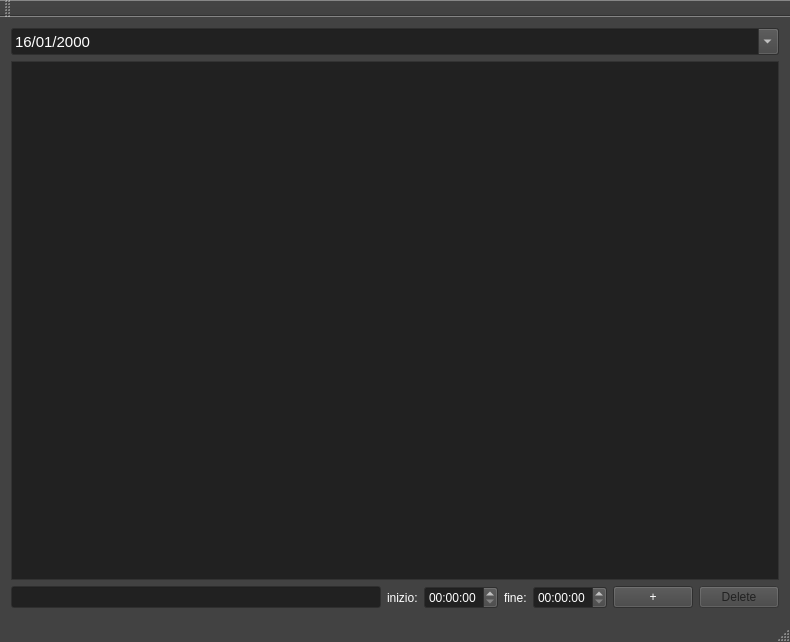
First picture: the form in mainwindow.ui, repository MarcoTrambusti/ActivityTracker, before the edit.
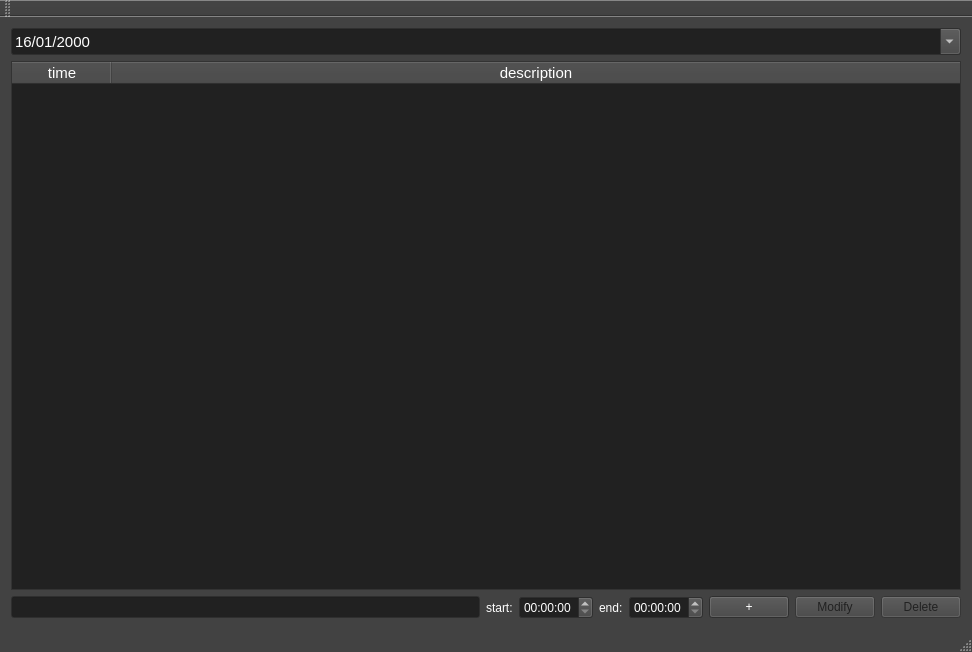
Second picture: the form after the edit.

Commit message: VAR: Changed listWidget to tableWidget, comments; ADD: modify activity method, sort activities by date

What changed in the file:
```diff
--- a/mainwindow.ui
+++ b/mainwindow.ui
@@ -9,8 +9,8 @@
    <rect>
     <x>0</x>
     <y>0</y>
-    <width>790</width>
-    <height>642</height>
+    <width>972</width>
+    <height>652</height>
    </rect>
   </property>
   <property name="palette">
@@ -475,9 +475,9 @@
              <colorrole role="WindowText">
               <brush brushstyle="SolidPattern">
                <color alpha="255">
-                <red>176</red>
-                <green>176</green>
-                <blue>176</blue>
+                <red>130</red>
+                <green>130</green>
+                <blue>130</blue>
                </color>
               </brush>
              </colorrole>
@@ -493,9 +493,9 @@
              <colorrole role="HighlightedText">
               <brush brushstyle="SolidPattern">
                <color alpha="255">
-                <red>145</red>
-                <green>145</green>
-                <blue>145</blue>
+                <red>61</red>
+                <green>61</green>
+                <blue>61</blue>
                </color>
               </brush>
              </colorrole>
@@ -504,9 +504,9 @@
              <colorrole role="WindowText">
               <brush brushstyle="SolidPattern">
                <color alpha="255">
-                <red>176</red>
-                <green>176</green>
-                <blue>176</blue>
+                <red>130</red>
+                <green>130</green>
+                <blue>130</blue>
                </color>
               </brush>
              </colorrole>
@@ -522,9 +522,9 @@
              <colorrole role="HighlightedText">
               <brush brushstyle="SolidPattern">
                <color alpha="255">
-                <red>145</red>
-                <green>145</green>
-                <blue>145</blue>
+                <red>61</red>
+                <green>61</green>
+                <blue>61</blue>
                </color>
               </brush>
              </colorrole>
@@ -551,9 +551,9 @@
              <colorrole role="HighlightedText">
               <brush brushstyle="SolidPattern">
                <color alpha="255">
-                <red>145</red>
-                <green>145</green>
-                <blue>145</blue>
+                <red>61</red>
+                <green>61</green>
+                <blue>61</blue>
                </color>
               </brush>
              </colorrole>
@@ -593,13 +593,72 @@
          </widget>
         </item>
         <item>
-         <widget class="QListWidget" name="listWidget">
-          <property name="font">
-           <font>
-            <family>Sans Serif</family>
-            <pointsize>12</pointsize>
-           </font>
+         <widget class="QTableWidget" name="tableWidget">
+          <property name="layoutDirection">
+           <enum>Qt::LeftToRight</enum>
           </property>
+          <property name="autoFillBackground">
+           <bool>false</bool>
+          </property>
+          <property name="editTriggers">
+           <set>QAbstractItemView::NoEditTriggers</set>
+          </property>
+          <property name="selectionBehavior">
+           <enum>QAbstractItemView::SelectRows</enum>
+          </property>
+          <property name="showGrid">
+           <bool>true</bool>
+          </property>
+          <property name="sortingEnabled">
+           <bool>true</bool>
+          </property>
+          <attribute name="horizontalHeaderVisible">
+           <bool>true</bool>
+          </attribute>
+          <attribute name="horizontalHeaderCascadingSectionResizes">
+           <bool>false</bool>
+          </attribute>
+          <attribute name="horizontalHeaderHighlightSections">
+           <bool>true</bool>
+          </attribute>
+          <attribute name="horizontalHeaderStretchLastSection">
+           <bool>true</bool>
+          </attribute>
+          <attribute name="verticalHeaderVisible">
+           <bool>false</bool>
+          </attribute>
+          <attribute name="verticalHeaderCascadingSectionResizes">
+           <bool>true</bool>
+          </attribute>
+          <attribute name="verticalHeaderHighlightSections">
+           <bool>false</bool>
+          </attribute>
+          <attribute name="verticalHeaderStretchLastSection">
+           <bool>false</bool>
+          </attribute>
+          <column>
+           <property name="text">
+            <string>time</string>
+           </property>
+           <property name="font">
+            <font>
+             <pointsize>11</pointsize>
+            </font>
+           </property>
+           <property name="textAlignment">
+            <set>AlignCenter</set>
+           </property>
+          </column>
+          <column>
+           <property name="text">
+            <string>description</string>
+           </property>
+           <property name="font">
+            <font>
+             <pointsize>11</pointsize>
+            </font>
+           </property>
+          </column>
          </widget>
         </item>
        </layout>
@@ -616,7 +675,7 @@
         <item>
          <widget class="QLabel" name="label_start">
           <property name="text">
-           <string>inizio:</string>
+           <string>start:</string>
           </property>
          </widget>
         </item>
@@ -626,7 +685,7 @@
         <item>
          <widget class="QLabel" name="label_end">
           <property name="text">
-           <string>fine:</string>
+           <string>end:</string>
           </property>
          </widget>
         </item>
@@ -646,6 +705,16 @@
           </property>
          </widget>
         </item>
+        <item>
+         <widget class="QPushButton" name="modButton">
+          <property name="enabled">
+           <bool>false</bool>
+          </property>
+          <property name="text">
+           <string>Modify</string>
+          </property>
+         </widget>
+        </item>
         <item>
          <widget class="QPushButton" name="delButton">
           <property name="enabled">
```
Left out of the diff: 2 changed lines with no effect on the pictures. The commit also changes 26 other files.
